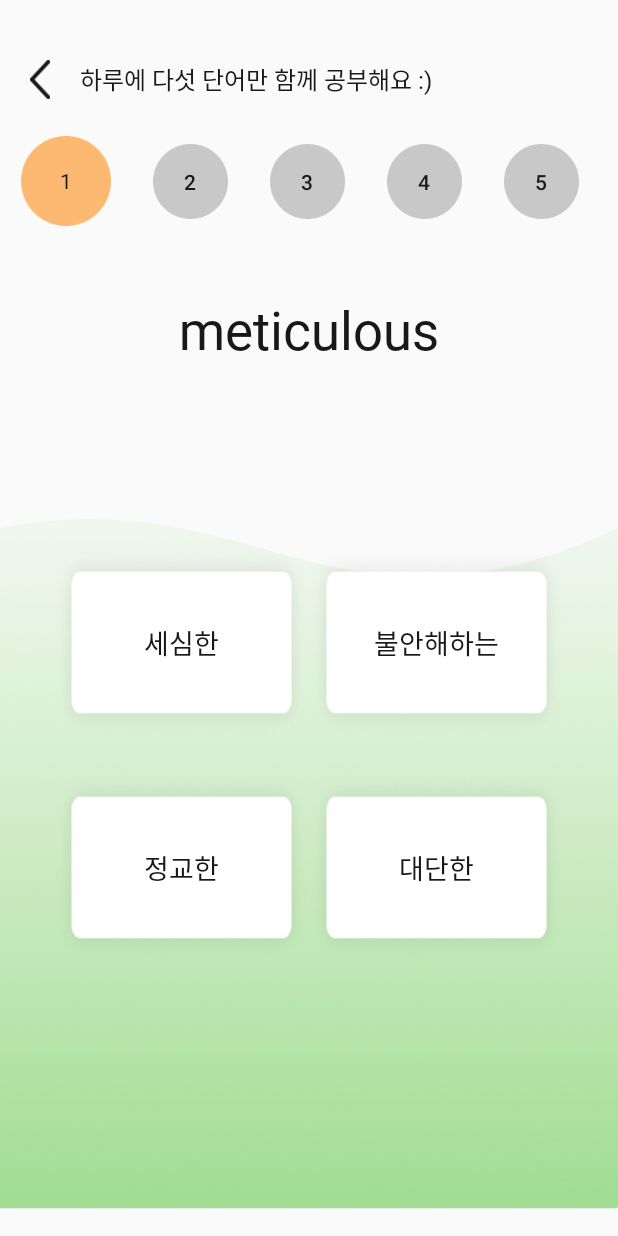
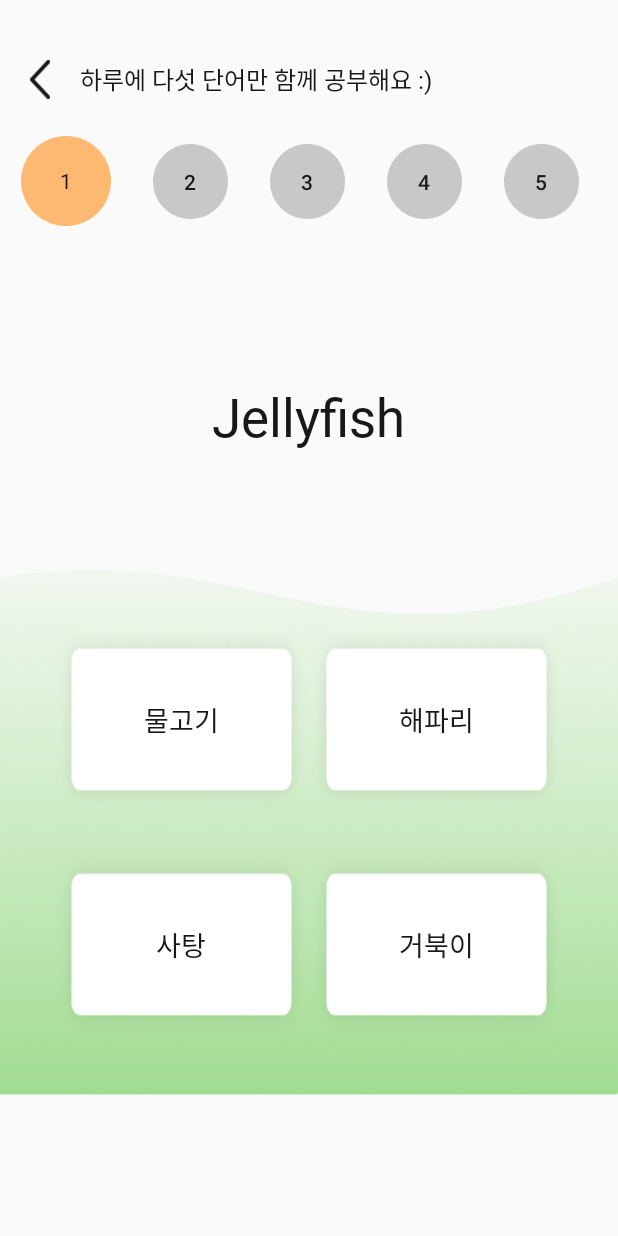
Before and after one commit to ar-child-english-edu-service-jumping/JJUMP, an Android app: the QuizFragment screen opened directly, with no data from a screen before it, on a phone screen of 412 x 824 dp. Run offline under Robolectric (Android 15) with nearby library versions, the phone set to English and light mode, and no system bars; pictures from the network do not load; Roboto replaces fonts that are not available here; 2 statements that could not run were skipped.

Commit message:
feat : change quiz form
add quiz using image and sound

```diff
--- a/app/src/main/java/com/jjump/java/QuizFragment.java
+++ b/app/src/main/java/com/jjump/java/QuizFragment.java
@@ -2,17 +2,13 @@ package com.jjump.java;
 
 import static com.jjump.java.HomeActivity.quiz_taken_int;
 
-import android.content.Intent;
 import android.graphics.Color;
 import android.graphics.Typeface;
 import android.graphics.drawable.ColorDrawable;
-import android.media.AudioAttributes;
 import android.media.MediaPlayer;
-import android.media.SoundPool;
 import android.os.Bundle;
 
 import androidx.fragment.app.Fragment;
-import androidx.fragment.app.FragmentManager;
 
 import android.os.Handler;
 import android.util.DisplayMetrics;
@@ -24,9 +20,11 @@ import android.view.Window;
 import android.view.animation.Animation;
 import android.view.animation.AnimationUtils;
 import android.widget.Button;
+import android.widget.ImageView;
 import android.widget.TextView;
-import android.widget.Toast;
 
+import com.bumptech.glide.Glide;
+import com.bumptech.glide.request.target.GlideDrawableImageViewTarget;
 import com.jjump.R;
 
 import java.util.ArrayList;
@@ -45,9 +43,14 @@ public class QuizFragment extends Fragment {
     private int quizBtnSize_current;
 
     //문제용 변수들
+    private View quizView;
+    private View previousQuestion;
     private TextView txtQuiz;
+    private ImageView gifQuiz;
+    private ImageView imgQuiz;
+    private Button btnQuiz;
     private Animation quiz_out;
-    private String[] quiz_set={"meticulous", "negligible" , "endemic", "altercation" , "capricious",""};
+    private String[] quiz_set={"Jellyfish", "지구" , "endemic", "altercation" , "capricious",""};
 
 
     // 4지 선다용 변수들
@@ -58,9 +61,9 @@ public class QuizFragment extends Fragment {
 
     private Button targetBtn;
 
-    private String[][] questions = {{"세심한", "불안해하는", "정교한", "대단한"}, {"대단한", "하찮은", "사소한", "높은"}, {"토착의", "새로운", "구시대적인", "정밀한"}, {"장난", "토론", "언쟁", "소모"}, {"기분좋은", "피곤한", "장난끼많은", "변덕스러운"}};
+    private String[][] questions = { {"Earth", "Month", "Date", "Ocean"}, {"Rocket", "Moon", "Sign", "Train"}, {"Avocado", "Apple", "Orange", "Cucumber"}, {"Dog", "Pig", "Frog", "Cat"}, {"Dog", "Pig", "Frog", "Cat"}};
 
-    private int[] answers = {0, 1, 1, 2, 3, -1};
+    private int[] answers = {1, 0, 0, 0, 3, -1};
 
     private int state = 0;
     private int max_question_num = 5;
@@ -100,6 +103,24 @@ public class QuizFragment extends Fragment {
         quizBtnSize_current = metrics.widthPixels * 15 / 100;
 
         txtQuiz=rootView.findViewById(R.id.tv_question);
+        gifQuiz=rootView.findViewById(R.id.gif_question);
+        imgQuiz=rootView.findViewById(R.id.img_question);
+        btnQuiz=rootView.findViewById(R.id.btn_question);
+        btnQuiz.setOnClickListener(new View.OnClickListener() {
+            @Override
+            public void onClick(View view) {
+                MediaPlayer mediaPlayer=MediaPlayer.create(getContext(),R.raw.cat_sound);
+                mediaPlayer.start();
+                mediaPlayer.setOnCompletionListener(new MediaPlayer.OnCompletionListener() {
+                    @Override
+                    public void onCompletion(MediaPlayer mp) {
+                        mediaPlayer.stop();
+                        mediaPlayer.release();
+                    }
+                });
+            }
+        });
+        quizView=txtQuiz;
         quiz_out= AnimationUtils.loadAnimation(getContext(),R.anim.quiz_out);
 
         normalFont = Typeface.createFromAsset(getActivity().getAssets(), "notosnaskr_medium.otf");
@@ -169,9 +190,9 @@ public class QuizFragment extends Fragment {
             score += 20;
         }
 
-
         // 문제 교체
-        txtQuiz.startAnimation(quiz_out);
+        quizView.startAnimation(quiz_out);
+        previousQuestion=quizView;
 
         // 정답 표시
         switch (answers[state]) {
@@ -214,7 +235,24 @@ public class QuizFragment extends Fragment {
         new Handler().postDelayed(new Runnable() {
             @Override
             public void run() {
-                txtQuiz.setText(quiz_set[state+1]);
+
+                if(state==0){
+                    txtQuiz.setText(quiz_set[state+1]);
+                }else if(state==1){
+                    quizView.setVisibility(View.INVISIBLE);
+                    quizView=gifQuiz;
+                    GlideDrawableImageViewTarget gif_rocket=new GlideDrawableImageViewTarget(gifQuiz);
+                    Glide.with(getActivity()).load(R.drawable.gif_rocket).into(gif_rocket);
+                    quizView.setVisibility(View.VISIBLE);
+                }else if(state==2){
+                    quizView.setVisibility(View.INVISIBLE);
+                    quizView=imgQuiz;
+                    quizView.setVisibility(View.VISIBLE);
+                }else if(state==3){
+                    quizView.setVisibility(View.INVISIBLE);
+                    quizView=btnQuiz;
+                    quizView.setVisibility(View.VISIBLE);
+                }
 
                 // Quiz number changes
                 quiz_nums.get(state).setBackgroundResource(R.drawable.btn_quiz_number);     // background
--- a/app/src/main/res/layout/fragment_quiz.xml
+++ b/app/src/main/res/layout/fragment_quiz.xml
@@ -1,27 +1,19 @@
 <?xml version="1.0" encoding="utf-8"?>
-<androidx.constraintlayout.widget.ConstraintLayout xmlns:android="http://schemas.android.com/apk/res/android"
+<LinearLayout xmlns:android="http://schemas.android.com/apk/res/android"
+    xmlns:app="http://schemas.android.com/apk/res-auto"
     xmlns:tools="http://schemas.android.com/tools"
     android:layout_width="match_parent"
     android:layout_height="match_parent"
-    xmlns:app="http://schemas.android.com/apk/res-auto"
+    android:orientation="vertical"
     tools:context=".java.QuizFragment">
 
-    <ImageView
-        android:id="@+id/bg_wave"
-        android:scaleType="fitXY"
-        android:layout_width="match_parent"
-        android:layout_height="460dp"
-        app:layout_constraintLeft_toLeftOf="parent"
-        app:layout_constraintTop_toTopOf="parent"
-        android:layout_marginTop="280dp"
-        android:src="@drawable/bg_quiz_wave"/>
 
     <LinearLayout
         android:id="@+id/question_numbers"
         android:layout_width="match_parent"
         android:layout_height="70dp"
+        android:layout_marginTop="20dp"
         android:orientation="horizontal"
-        android:layout_marginTop="20dp"
         app:layout_constraintLeft_toLeftOf="parent"
         app:layout_constraintTop_toTopOf="parent">
 
@@ -39,63 +31,117 @@
             android:id="@+id/question_2"
             android:layout_width="50dp"
             android:layout_height="50dp"
+            android:layout_gravity="center_vertical"
             android:layout_marginHorizontal="14dp"
-            android:layout_gravity="center_vertical"
             android:background="@drawable/btn_quiz_number"
-            android:text="2"/>
+            android:text="2" />
 
         <Button
             android:id="@+id/question_3"
             android:layout_width="50dp"
             android:layout_height="50dp"
+            android:layout_gravity="center_vertical"
             android:layout_marginHorizontal="14dp"
-            android:layout_gravity="center_vertical"
             android:background="@drawable/btn_quiz_number"
-            android:text="3"/>
+            android:text="3" />
 
         <Button
             android:id="@+id/question_4"
             android:layout_width="50dp"
             android:layout_height="50dp"
+            android:layout_gravity="center_vertical"
             android:layout_marginHorizontal="14dp"
-            android:layout_gravity="center_vertical"
             android:background="@drawable/btn_quiz_number"
-            android:text="4"/>
+            android:text="4" />
 
         <Button
             android:id="@+id/question_5"
             android:layout_width="50dp"
             android:layout_height="50dp"
+            android:layout_gravity="center_vertical"
             android:layout_marginHorizontal="14dp"
-            android:layout_gravity="center_vertical"
             android:background="@drawable/btn_quiz_number"
-            android:text="5"/>
+            android:text="5" />
 
     </LinearLayout>
+
+    <FrameLayout
+        android:id="@+id/quiz_frame"
+        android:layout_width="match_parent"
+        android:layout_height="wrap_content"
+        android:layout_marginTop="40dp"
+        app:layout_constraintLeft_toLeftOf="parent"
+        app:layout_constraintRight_toRightOf="parent"
+        app:layout_constraintTop_toBottomOf="@id/question_numbers">
+
+
+        <Button
+            android:id="@+id/btn_question"
+            android:layout_width="80dp"
+            android:layout_height="80dp"
+            android:layout_gravity="center"
+            android:background="@drawable/btn_sound_play"
+            android:visibility="invisible" />
+
+        <ImageView
+            android:id="@+id/gif_question"
+            android:layout_width="180dp"
+            android:layout_height="wrap_content"
+            android:layout_gravity="center"
+            android:scaleType="fitXY"
+            android:visibility="invisible"
+            tools:src="@tools:sample/avatars" />
+
+        <ImageView
+            android:id="@+id/img_question"
+            android:layout_width="180dp"
+            android:layout_height="wrap_content"
+            android:layout_gravity="center"
+            android:scaleType="fitXY"
+            android:visibility="invisible"
+            app:srcCompat="@drawable/avocado"
+            tools:src="@tools:sample/avatars" />
 
         <TextView
             android:id="@+id/tv_question"
             android:layout_width="wrap_content"
             android:layout_height="wrap_content"
-        android:layout_marginTop="40dp"
+            android:layout_gravity="center"
             android:fontFamily="@font/notosanskr_bold"
-        android:text="meticulous"
+            android:text="Jellyfish"
             android:textColor="#181818"
-        android:textSize="35dp"
-        app:layout_constraintLeft_toLeftOf="parent"
-        app:layout_constraintRight_toRightOf="parent"
-        app:layout_constraintTop_toBottomOf="@id/question_numbers" />
+            android:textSize="35dp" />
+
+
+    </FrameLayout>
+
+    <FrameLayout
+        android:layout_width="match_parent"
+        android:layout_height="350dp"
+        android:layout_gravity="bottom"
+        android:layout_marginTop="20dp">
+
+
+        <ImageView
+            android:id="@+id/bg_wave"
+            android:layout_width="match_parent"
+            android:layout_height="350dp"
+            android:layout_gravity="bottom"
+            android:foregroundGravity="bottom"
+            android:scaleType="fitXY"
+            android:src="@drawable/bg_quiz_wave" />
+
 
         <GridLayout
             android:layout_width="wrap_content"
             android:layout_height="wrap_content"
+            android:layout_gravity="center"
+            android:columnCount="2"
             android:orientation="horizontal"
-        android:columnCount="2"
             android:rowCount="2"
-        android:layout_marginTop="120dp"
+            app:layout_constraintBottom_toBottomOf="parent"
             app:layout_constraintLeft_toLeftOf="parent"
-        app:layout_constraintRight_toRightOf="parent"
-        app:layout_constraintTop_toBottomOf="@id/tv_question">
+            app:layout_constraintRight_toRightOf="parent">
 
             <Button
                 android:id="@+id/answer_1"
@@ -104,7 +150,7 @@
                 android:layout_marginBottom="20dp"
                 android:background="@drawable/btn_quiz_answer"
                 android:fontFamily="@font/notosnaskr_medium"
-            android:text="세심한"
+                android:text="물고기"
                 android:textColor="#181818"
                 android:textSize="18dp" />
 
@@ -115,7 +161,7 @@
                 android:layout_marginBottom="20dp"
                 android:background="@drawable/btn_quiz_answer"
                 android:fontFamily="@font/notosnaskr_medium"
-            android:text="불안해하는"
+                android:text="해파리"
                 android:textColor="#181818"
                 android:textSize="18dp" />
 
@@ -125,7 +171,7 @@
                 android:layout_height="130dp"
                 android:background="@drawable/btn_quiz_answer"
                 android:fontFamily="@font/notosnaskr_medium"
-            android:text="정교한"
+                android:text="사탕"
                 android:textColor="#181818"
                 android:textSize="18dp" />
 
@@ -135,14 +181,14 @@
                 android:layout_height="130dp"
                 android:background="@drawable/btn_quiz_answer"
                 android:fontFamily="@font/notosnaskr_medium"
-            android:text="대단한"
+                android:text="거북이"
                 android:textColor="#181818"
                 android:textSize="18dp" />
 
         </GridLayout>
 
 
+    </FrameLayout>
 
 
-
-</androidx.constraintlayout.widget.ConstraintLayout>
+</LinearLayout>
```
Also changed, not shown: app/src/main/res/drawable-xxhdpi/avocado.png (added), app/src/main/res/drawable-xxhdpi/btn_sound_play.png (added), app/src/main/res/drawable-xxhdpi/gif_rocket.gif (added). Lines whose indentation alone changed are shown as unchanged.
